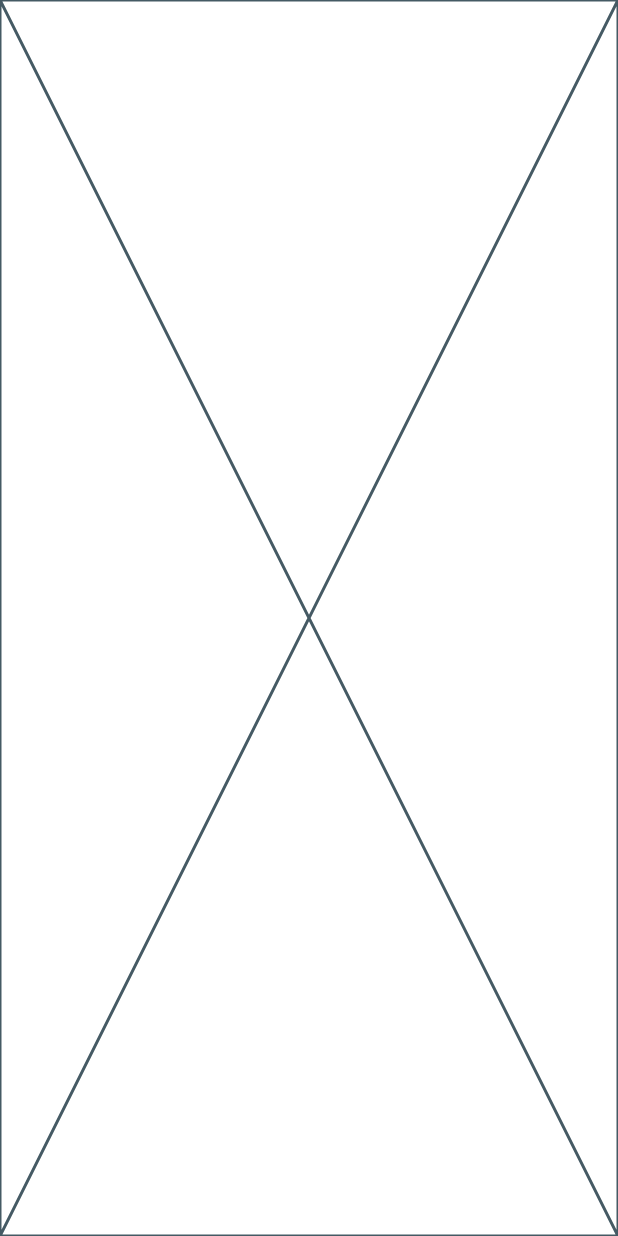
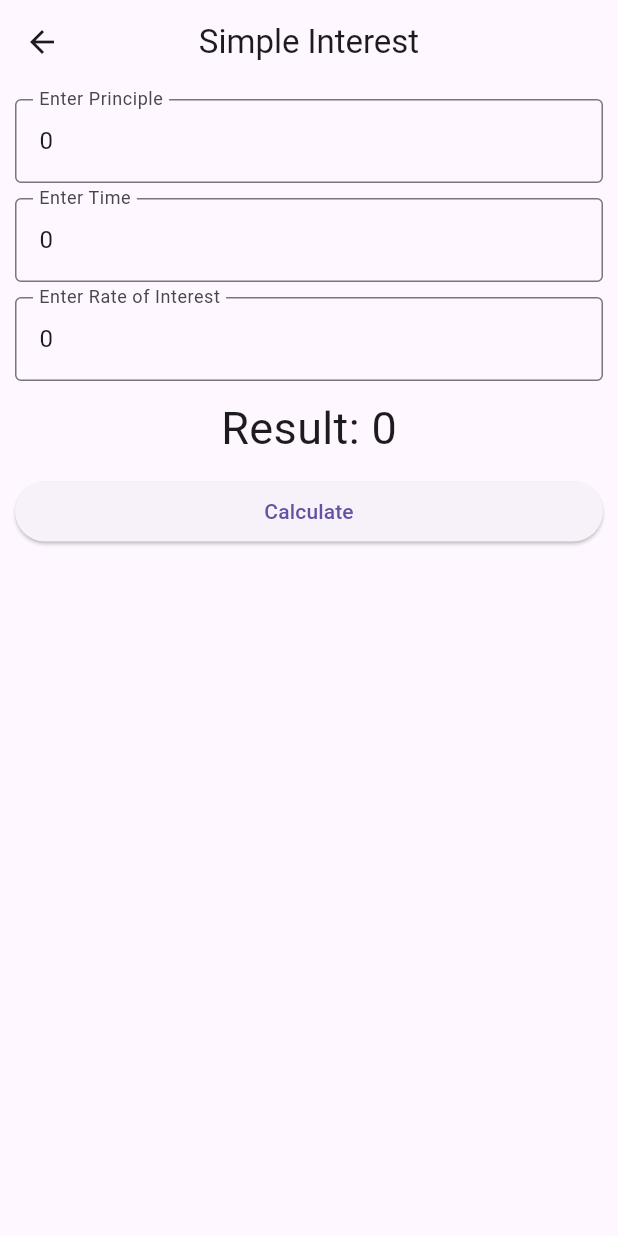
Before and after one commit to Allan0092/first_assignment, a Flutter app: the screen it shows after launch, after a tap on "Simple Interest", on a phone screen of 412 x 824 dp. Run offline on Flutter 3.47's test engine with Material 3 defaults, Android fonts, the phone set to English and light mode, and no system bars.

Commit message:
finished Simple Interest

```diff
--- a/lib/view/simple_interest.dart
+++ b/lib/view/simple_interest.dart
@@ -8,8 +8,94 @@ class SimpleInterest extends StatefulWidget {
 }
 
 class _SimpleInterestState extends State<SimpleInterest> {
+  final principleController = TextEditingController(text: '0');
+  final timeController = TextEditingController(text: '0');
+  final rateController = TextEditingController(text: '0');
+
+  int result = 0;
+
+  final myKey = GlobalKey<FormState>();
+
   @override
   Widget build(BuildContext context) {
-    return const Placeholder();
+    return Scaffold(
+      appBar: AppBar(
+        title: const Text('Simple Interest'),
+        centerTitle: true,
+        elevation: 0,
+      ),
+      body: Padding(
+        padding: const EdgeInsets.all(10),
+        child: Form(
+          key: myKey,
+          child: Column(
+            children: [
+              TextFormField(
+                controller: principleController,
+                keyboardType: TextInputType.number,
+                decoration: const InputDecoration(
+                  labelText: "Enter Principle",
+                  border: OutlineInputBorder(),
+                ),
+                validator: (value) {
+                  if (value == null || value.isEmpty) {
+                    return "Enter an amount";
+                  }
+                  return null;
+                },
+              ),
+              const SizedBox(height: 10),
+              TextFormField(
+                controller: timeController,
+                keyboardType: TextInputType.number,
+                decoration: const InputDecoration(
+                  labelText: "Enter Time",
+                  border: OutlineInputBorder(),
+                ),
+                validator: (value) {
+                  if (value == null || value.isEmpty) {
+                    return "Enter a time period";
+                  }
+                  return null;
+                },
+              ),
+              const SizedBox(height: 10),
+              TextFormField(
+                controller: rateController,
+                keyboardType: TextInputType.number,
+                decoration: const InputDecoration(
+                  labelText: "Enter Rate of Interest",
+                  border: OutlineInputBorder(),
+                ),
+                validator: (value) {
+                  if (value == null || value.isEmpty) {
+                    return "Enter a rate amount";
+                  }
+                  return null;
+                },
+              ),
+              const SizedBox(height: 10),
+              Text('Result: $result', style: const TextStyle(fontSize: 30)),
+              const SizedBox(height: 10),
+              SizedBox(
+                width: double.infinity,
+                child: ElevatedButton(
+                    onPressed: () {
+                      if (myKey.currentState!.validate()) {
+                        setState(() {
+                          result = (int.parse(principleController.text) *
+                              int.parse(timeController.text) *
+                              int.parse(rateController.text) ~/
+                              100);
+                        });
+                      }
+                    },
+                    child: const Text('Calculate')),
+              )
+            ],
+          ),
+        ),
+      ),
+    );
   }
 }
```
